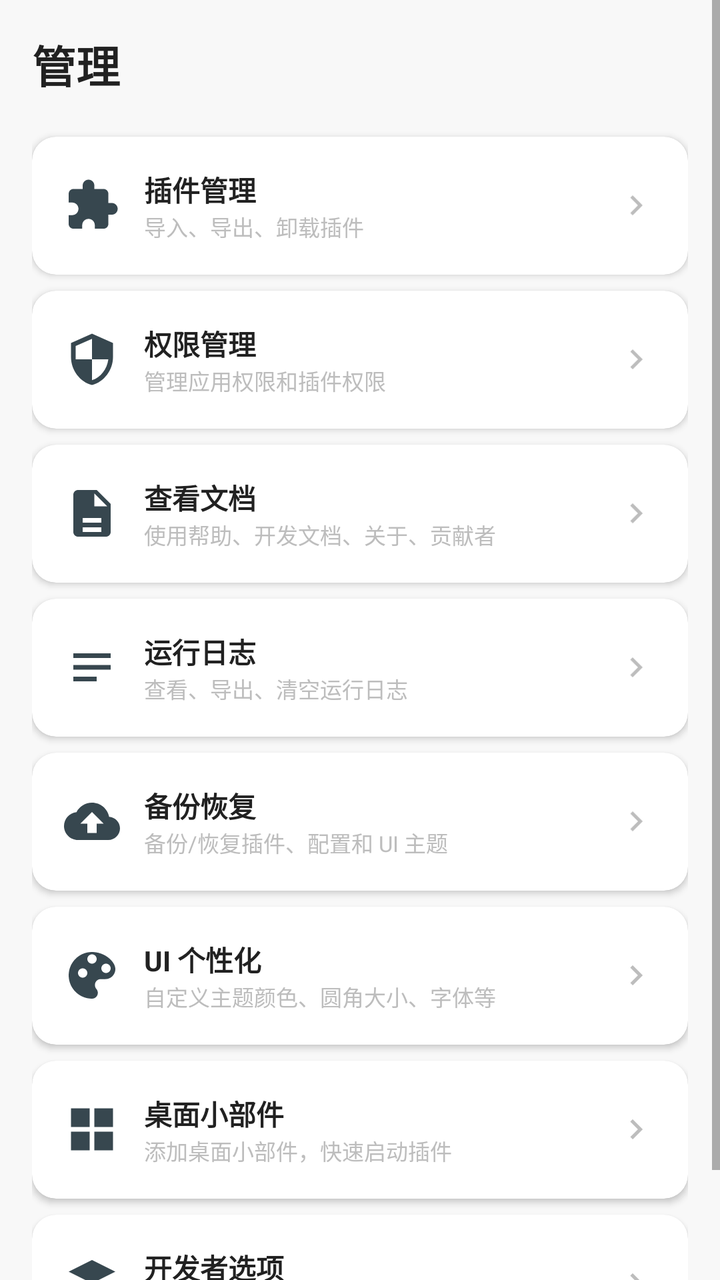
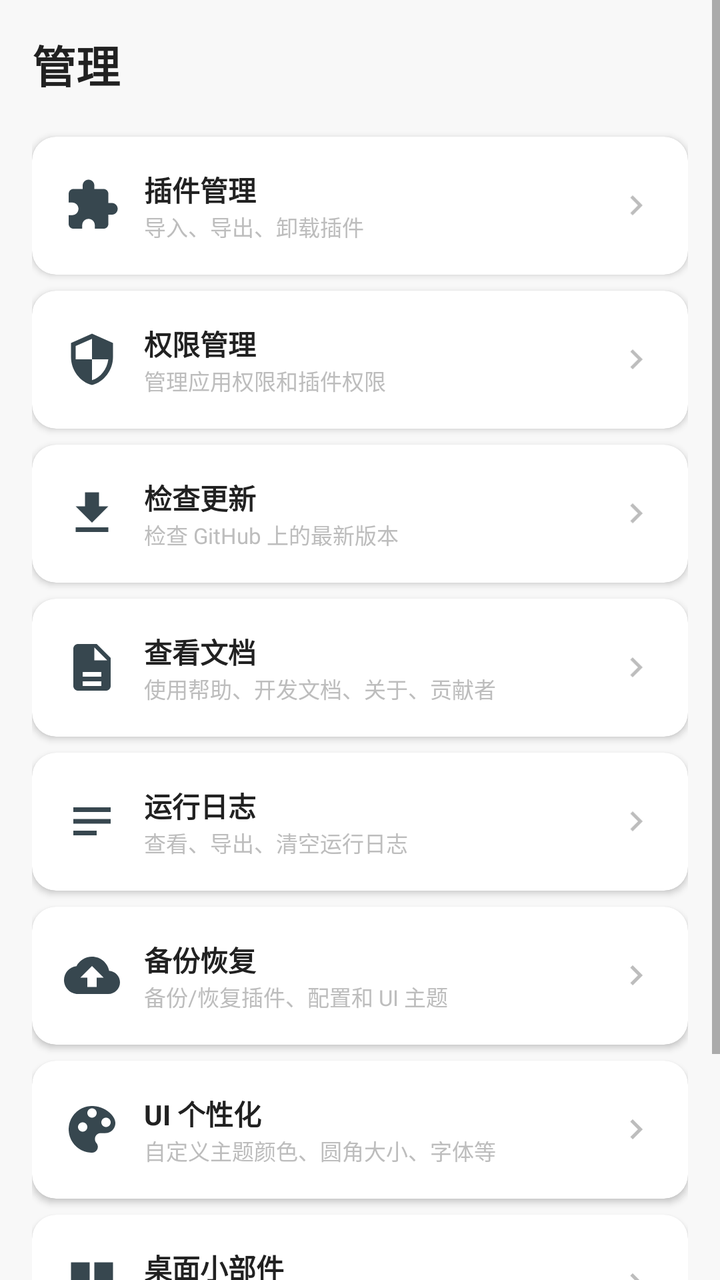

Two renders of the same Android screen: before a commit and after it. Below are the layout's source before the change and the commit's diff.
<!-- AndroidManifest.xml: application theme Theme.UIN.Tool -->
<!-- res/layout/fragment_manage.xml -->
<?xml version="1.0" encoding="utf-8"?>
<ScrollView xmlns:android="http://schemas.android.com/apk/res/android"
    xmlns:app="http://schemas.android.com/apk/res-auto"
    android:layout_width="match_parent"
    android:layout_height="match_parent"
    android:background="@color/background"
    android:fillViewport="true">

    <LinearLayout
        android:layout_width="match_parent"
        android:layout_height="wrap_content"
        android:orientation="vertical"
        android:padding="@dimen/spacing_lg">

        <TextView
            android:layout_width="match_parent"
            android:layout_height="wrap_content"
            android:text="@string/nav_manage"
            style="@style/TextDisplayLarge"
            android:layout_marginBottom="@dimen/spacing_xl" />

        
        <com.google.android.material.card.MaterialCardView
            android:id="@+id/card_plugin_manage"
            android:layout_width="match_parent"
            android:layout_height="wrap_content"
            android:layout_marginBottom="@dimen/spacing_sm"
            android:clickable="true"
            android:focusable="true"
            android:foreground="?attr/selectableItemBackground"
            app:cardCornerRadius="@dimen/radius_lg"
            app:cardElevation="2dp">

            <LinearLayout
                android:layout_width="match_parent"
                android:layout_height="wrap_content"
                android:orientation="horizontal"
                android:padding="@dimen/card_padding_medium"
                android:gravity="center_vertical">

                <ImageView
                    android:layout_width="@dimen/icon_xlarge"
                    android:layout_height="@dimen/icon_xlarge"
                    android:src="@drawable/ic_extension"
                    android:tint="@color/primary" />

                <LinearLayout
                    android:layout_width="0dp"
                    android:layout_height="wrap_content"
                    android:layout_weight="1"
                    android:orientation="vertical"
                    android:layout_marginStart="@dimen/spacing_md">

                    <TextView
                        android:layout_width="match_parent"
                        android:layout_height="wrap_content"
                        android:text="@string/plugin_management"
                        style="@style/TextSubtitle" />

                    <TextView
                        android:layout_width="match_parent"
                        android:layout_height="wrap_content"
                        android:text="@string/plugin_management_desc"
                        style="@style/TextCaption" />

                </LinearLayout>

                <ImageView
                    android:layout_width="@dimen/icon_medium"
                    android:layout_height="@dimen/icon_medium"
                    android:src="@drawable/ic_chevron_right"
                    android:tint="@color/text_hint" />

            </LinearLayout>

        </com.google.android.material.card.MaterialCardView>

        
        <com.google.android.material.card.MaterialCardView
            android:id="@+id/card_permission"
            android:layout_width="match_parent"
            android:layout_height="wrap_content"
            android:layout_marginBottom="@dimen/spacing_sm"
            android:clickable="true"
            android:focusable="true"
            android:foreground="?attr/selectableItemBackground"
            app:cardCornerRadius="@dimen/radius_lg"
            app:cardElevation="2dp">

            <LinearLayout
                android:layout_width="match_parent"
                android:layout_height="wrap_content"
                android:orientation="horizontal"
                android:padding="@dimen/card_padding_medium"
                android:gravity="center_vertical">

                <ImageView
                    android:layout_width="@dimen/icon_xlarge"
                    android:layout_height="@dimen/icon_xlarge"
                    android:src="@drawable/ic_security"
                    android:tint="@color/primary" />

                <LinearLayout
                    android:layout_width="0dp"
                    android:layout_height="wrap_content"
                    android:layout_weight="1"
                    android:orientation="vertical"
                    android:layout_marginStart="@dimen/spacing_md">

                    <TextView
                        android:layout_width="match_parent"
                        android:layout_height="wrap_content"
                        android:text="@string/permission_management"
                        style="@style/TextSubtitle" />

                    <TextView
                        android:layout_width="match_parent"
                        android:layout_height="wrap_content"
                        android:text="@string/permission_management_desc"
                        style="@style/TextCaption" />

                </LinearLayout>

                <ImageView
                    android:layout_width="@dimen/icon_medium"
                    android:layout_height="@dimen/icon_medium"
                    android:src="@drawable/ic_chevron_right"
                    android:tint="@color/text_hint" />

            </LinearLayout>

        </com.google.android.material.card.MaterialCardView>

        
        <com.google.android.material.card.MaterialCardView
            android:id="@+id/card_docs"
            android:layout_width="match_parent"
            android:layout_height="wrap_content"
            android:layout_marginBottom="@dimen/spacing_sm"
            android:clickable="true"
            android:focusable="true"
            android:foreground="?attr/selectableItemBackground"
            app:cardCornerRadius="@dimen/radius_lg"
            app:cardElevation="2dp">

            <LinearLayout
                android:layout_width="match_parent"
                android:layout_height="wrap_content"
                android:orientation="horizontal"
                android:padding="@dimen/card_padding_medium"
                android:gravity="center_vertical">

                <ImageView
                    android:layout_width="@dimen/icon_xlarge"
                    android:layout_height="@dimen/icon_xlarge"
                    android:src="@drawable/ic_document"
                    android:tint="@color/primary" />

                <LinearLayout
                    android:layout_width="0dp"
                    android:layout_height="wrap_content"
                    android:layout_weight="1"
                    android:orientation="vertical"
                    android:layout_marginStart="@dimen/spacing_md">

                    <TextView
                        android:layout_width="match_parent"
                        android:layout_height="wrap_content"
                        android:text="@string/view_docs"
                        style="@style/TextSubtitle" />

                    <TextView
                        android:layout_width="match_parent"
                        android:layout_height="wrap_content"
                        android:text="@string/view_docs_desc"
                        style="@style/TextCaption" />

                </LinearLayout>

                <ImageView
                    android:layout_width="@dimen/icon_medium"
                    android:layout_height="@dimen/icon_medium"
                    android:src="@drawable/ic_chevron_right"
                    android:tint="@color/text_hint" />

            </LinearLayout>

        </com.google.android.material.card.MaterialCardView>

        
        <com.google.android.material.card.MaterialCardView
            android:id="@+id/card_log"
            android:layout_width="match_parent"
            android:layout_height="wrap_content"
            android:layout_marginBottom="@dimen/spacing_sm"
            android:clickable="true"
            android:focusable="true"
            android:foreground="?attr/selectableItemBackground"
            app:cardCornerRadius="@dimen/radius_lg"
            app:cardElevation="2dp">

            <LinearLayout
                android:layout_width="match_parent"
                android:layout_height="wrap_content"
                android:orientation="horizontal"
                android:padding="@dimen/card_padding_medium"
                android:gravity="center_vertical">

                <ImageView
                    android:layout_width="@dimen/icon_xlarge"
                    android:layout_height="@dimen/icon_xlarge"
                    android:src="@drawable/ic_log"
                    android:tint="@color/primary" />

                <LinearLayout
                    android:layout_width="0dp"
                    android:layout_height="wrap_content"
                    android:layout_weight="1"
                    android:orientation="vertical"
                    android:layout_marginStart="@dimen/spacing_md">

                    <TextView
                        android:layout_width="match_parent"
                        android:layout_height="wrap_content"
                        android:text="@string/title_log_viewer"
                        style="@style/TextSubtitle" />

                    <TextView
                        android:layout_width="match_parent"
                        android:layout_height="wrap_content"
                        android:text="@string/runtime_log_desc"
                        style="@style/TextCaption" />

                </LinearLayout>

                <ImageView
                    android:layout_width="@dimen/icon_medium"
                    android:layout_height="@dimen/icon_medium"
                    android:src="@drawable/ic_chevron_right"
                    android:tint="@color/text_hint" />

            </LinearLayout>

        </com.google.android.material.card.MaterialCardView>

        
        <com.google.android.material.card.MaterialCardView
            android:id="@+id/card_backup"
            android:layout_width="match_parent"
            android:layout_height="wrap_content"
            android:layout_marginBottom="@dimen/spacing_sm"
            android:clickable="true"
            android:focusable="true"
            android:foreground="?attr/selectableItemBackground"
            app:cardCornerRadius="@dimen/radius_lg"
            app:cardElevation="2dp">

            <LinearLayout
                android:layout_width="match_parent"
                android:layout_height="wrap_content"
                android:orientation="horizontal"
                android:padding="@dimen/card_padding_medium"
                android:gravity="center_vertical">

                <ImageView
                    android:layout_width="@dimen/icon_xlarge"
                    android:layout_height="@dimen/icon_xlarge"
                    android:src="@drawable/ic_backup"
                    android:tint="@color/primary" />

                <LinearLayout
                    android:layout_width="0dp"
                    android:layout_height="wrap_content"
                    android:layout_weight="1"
                    android:orientation="vertical"
                    android:layout_marginStart="@dimen/spacing_md">

                    <TextView
                        android:layout_width="match_parent"
                        android:layout_height="wrap_content"
                        android:text="@string/title_backup_manager"
                        style="@style/TextSubtitle" />

                    <TextView
                        android:layout_width="match_parent"
                        android:layout_height="wrap_content"
                        android:text="@string/backup_restore_desc"
                        style="@style/TextCaption" />

                </LinearLayout>

                <ImageView
                    android:layout_width="@dimen/icon_medium"
                    android:layout_height="@dimen/icon_medium"
                    android:src="@drawable/ic_chevron_right"
                    android:tint="@color/text_hint" />

            </LinearLayout>

        </com.google.android.material.card.MaterialCardView>

        
        <com.google.android.material.card.MaterialCardView
            android:id="@+id/card_ui_config"
            android:layout_width="match_parent"
            android:layout_height="wrap_content"
            android:layout_marginBottom="@dimen/spacing_sm"
            android:clickable="true"
            android:focusable="true"
            android:foreground="?attr/selectableItemBackground"
            app:cardCornerRadius="@dimen/radius_lg"
            app:cardElevation="2dp">

            <LinearLayout
                android:layout_width="match_parent"
                android:layout_height="wrap_content"
                android:orientation="horizontal"
                android:padding="@dimen/card_padding_medium"
                android:gravity="center_vertical">

                <ImageView
                    android:layout_width="@dimen/icon_xlarge"
                    android:layout_height="@dimen/icon_xlarge"
                    android:src="@drawable/ic_palette"
                    android:tint="@color/primary" />

                <LinearLayout
                    android:layout_width="0dp"
                    android:layout_height="wrap_content"
                    android:layout_weight="1"
                    android:orientation="vertical"
                    android:layout_marginStart="@dimen/spacing_md">

                    <TextView
                        android:layout_width="match_parent"
                        android:layout_height="wrap_content"
                        android:text="@string/ui_customization"
                        style="@style/TextSubtitle" />

                    <TextView
                        android:layout_width="match_parent"
                        android:layout_height="wrap_content"
                        android:text="@string/ui_customization_desc"
                        style="@style/TextCaption" />

                </LinearLayout>

                <ImageView
                    android:layout_width="@dimen/icon_medium"
                    android:layout_height="@dimen/icon_medium"
                    android:src="@drawable/ic_chevron_right"
                    android:tint="@color/text_hint" />

            </LinearLayout>

        </com.google.android.material.card.MaterialCardView>

        
        <com.google.android.material.card.MaterialCardView
            android:id="@+id/card_widget"
            android:layout_width="match_parent"
            android:layout_height="wrap_content"
            android:layout_marginBottom="@dimen/spacing_sm"
            android:clickable="true"
            android:focusable="true"
            android:foreground="?attr/selectableItemBackground"
            app:cardCornerRadius="@dimen/radius_lg"
            app:cardElevation="2dp">

            <LinearLayout
                android:layout_width="match_parent"
                android:layout_height="wrap_content"
                android:orientation="horizontal"
                android:padding="@dimen/card_padding_medium"
                android:gravity="center_vertical">

                <ImageView
                    android:layout_width="@dimen/icon_xlarge"
                    android:layout_height="@dimen/icon_xlarge"
                    android:src="@drawable/ic_widgets"
                    android:tint="@color/primary" />

                <LinearLayout
                    android:layout_width="0dp"
                    android:layout_height="wrap_content"
                    android:layout_weight="1"
                    android:orientation="vertical"
                    android:layout_marginStart="@dimen/spacing_md">

                    <TextView
                        android:layout_width="match_parent"
                        android:layout_height="wrap_content"
                        android:text="@string/desktop_widget"
                        style="@style/TextSubtitle" />

                    <TextView
                        android:layout_width="match_parent"
                        android:layout_height="wrap_content"
                        android:text="@string/desktop_widget_desc"
                        style="@style/TextCaption" />

                </LinearLayout>

                <ImageView
                    android:layout_width="@dimen/icon_medium"
                    android:layout_height="@dimen/icon_medium"
                    android:src="@drawable/ic_chevron_right"
                    android:tint="@color/text_hint" />

            </LinearLayout>

        </com.google.android.material.card.MaterialCardView>

        
        <com.google.android.material.card.MaterialCardView
            android:id="@+id/card_developer"
            android:layout_width="match_parent"
            android:layout_height="wrap_content"
            android:layout_marginBottom="@dimen/spacing_sm"
            android:clickable="true"
            android:focusable="true"
            android:foreground="?attr/selectableItemBackground"
            app:cardCornerRadius="@dimen/radius_lg"
            app:cardElevation="2dp">

            <LinearLayout
                android:layout_width="match_parent"
                android:layout_height="wrap_content"
                android:orientation="horizontal"
                android:padding="@dimen/card_padding_medium"
                android:gravity="center_vertical">

                <ImageView
                    android:layout_width="@dimen/icon_xlarge"
                    android:layout_height="@dimen/icon_xlarge"
                    android:src="@drawable/ic_developer_mode"
                    android:tint="@color/primary" />

                <LinearLayout
                    android:layout_width="0dp"
                    android:layout_height="wrap_content"
                    android:layout_weight="1"
                    android:orientation="vertical"
                    android:layout_marginStart="@dimen/spacing_md">

                    <TextView
                        android:layout_width="match_parent"
                        android:layout_height="wrap_content"
                        android:text="开发者选项"
                        style="@style/TextSubtitle" />

                    <TextView
                        android:layout_width="match_parent"
                        android:layout_height="wrap_content"
                        android:text="签名验证、调试设置等"
                        style="@style/TextCaption" />

                </LinearLayout>

                <ImageView
                    android:layout_width="@dimen/icon_medium"
                    android:layout_height="@dimen/icon_medium"
                    android:src="@drawable/ic_chevron_right"
                    android:tint="@color/text_hint" />

            </LinearLayout>

        </com.google.android.material.card.MaterialCardView>

    </LinearLayout>

</ScrollView>
<!-- resources referenced by this layout -->
<resources>
  <color name="background">#FFF8F8F8</color>
  <color name="primary">#FF37474F</color>
  <color name="text_hint">#FFBDBDBD</color>
  <dimen name="card_padding_medium">16dp</dimen>
  <dimen name="icon_medium">20dp</dimen>
  <dimen name="icon_xlarge">28dp</dimen>
  <dimen name="radius_lg">12dp</dimen>
  <dimen name="spacing_lg">16dp</dimen>
  <dimen name="spacing_md">12dp</dimen>
  <dimen name="spacing_sm">8dp</dimen>
  <dimen name="spacing_xl">20dp</dimen>
  <!-- drawable ic_chevron_right (drawable) -->
  <vector xmlns:android="http://schemas.android.com/apk/res/android"
      android:width="24dp"
      android:height="24dp"
      android:viewportWidth="24"
      android:viewportHeight="24">
      <path
          android:fillColor="#FF000000"
          android:pathData="M10,6L8.59,7.41 13.17,12l-4.58,4.59L10,18l6,-6z"/>
  </vector>
  <!-- drawable ic_log (drawable) -->
  <vector xmlns:android="http://schemas.android.com/apk/res/android"
      android:width="24dp"
      android:height="24dp"
      android:viewportWidth="24"
      android:viewportHeight="24">
      <path
          android:fillColor="#FF000000"
          android:pathData="M4,6h16v2H4V6zm0,5h16v2H4v-2zm0,5h10v2H4v-2z"/>
  </vector>
  <!-- drawable ic_widgets (drawable) -->
  <?xml version="1.0" encoding="utf-8"?>
  <vector xmlns:android="http://schemas.android.com/apk/res/android"
      android:width="24dp"
      android:height="24dp"
      android:viewportWidth="24"
      android:viewportHeight="24">
      <path
          android:fillColor="#FF000000"
          android:pathData="M3,3h8v8H3V3zm10,0h8v8h-8V3zM3,13h8v8H3v-8zm10,0h8v8h-8v-8z"/>
  </vector>
  <string name="backup_restore_desc">备份/恢复插件、配置和 UI 主题</string>
  <string name="desktop_widget">桌面小部件</string>
  <string name="desktop_widget_desc">添加桌面小部件，快速启动插件</string>
  <string name="nav_manage">管理</string>
  <string name="permission_management">权限管理</string>
  <string name="permission_management_desc">管理应用权限和插件权限</string>
  <string name="plugin_management">插件管理</string>
  <string name="plugin_management_desc">导入、导出、卸载插件</string>
  <string name="runtime_log_desc">查看、导出、清空运行日志</string>
  <string name="title_backup_manager">备份恢复</string>
  <string name="title_log_viewer">运行日志</string>
  <string name="ui_customization">UI 个性化</string>
  <string name="ui_customization_desc">自定义主题颜色、圆角大小、字体等</string>
  <string name="view_docs">查看文档</string>
  <string name="view_docs_desc">使用帮助、开发文档、关于、贡献者</string>
  <style name="TextCaption">
          <item name="android:textSize">11sp</item>
          <item name="android:textColor">@color/text_hint</item>
      </style>
  <style name="TextDisplayLarge">
          <item name="android:textSize">22sp</item>
          <item name="android:textStyle">bold</item>
          <item name="android:textColor">@color/text_primary</item>
      </style>
  <style name="TextSubtitle">
          <item name="android:textSize">14sp</item>
          <item name="android:textStyle">bold</item>
          <item name="android:textColor">@color/text_primary</item>
      </style>
  <color name="text_primary">#FF212121</color>
  <color name="primary_dark">#FF263238</color>
  <color name="accent">#FF607D8B</color>
  <color name="primary_light">#FF546E7A</color>
  <style name="Widget.UIN.Tool.CardView" parent="Widget.MaterialComponents.CardView">
          <item name="cardCornerRadius">12dp</item>
          <item name="cardElevation">2dp</item>
          <item name="cardBackgroundColor">@color/surface_card</item>
      </style>
  <color name="surface_card">#FFFFFFFF</color>
  <!-- unchanged entries left out for length: 8 -->
</resources>

<!-- the commit's change to res/layout/fragment_manage.xml (unified diff, before → after) -->
@@ -133,6 +133,62 @@
 
         
         <com.google.android.material.card.MaterialCardView
+            android:id="@+id/card_update"
+            android:layout_width="match_parent"
+            android:layout_height="wrap_content"
+            android:layout_marginBottom="@dimen/spacing_sm"
+            android:clickable="true"
+            android:focusable="true"
+            android:foreground="?attr/selectableItemBackground"
+            app:cardCornerRadius="@dimen/radius_lg"
+            app:cardElevation="2dp">
+
+            <LinearLayout
+                android:layout_width="match_parent"
+                android:layout_height="wrap_content"
+                android:orientation="horizontal"
+                android:padding="@dimen/card_padding_medium"
+                android:gravity="center_vertical">
+
+                <ImageView
+                    android:layout_width="@dimen/icon_xlarge"
+                    android:layout_height="@dimen/icon_xlarge"
+                    android:src="@drawable/ic_update"
+                    android:tint="@color/primary" />
+
+                <LinearLayout
+                    android:layout_width="0dp"
+                    android:layout_height="wrap_content"
+                    android:layout_weight="1"
+                    android:orientation="vertical"
+                    android:layout_marginStart="@dimen/spacing_md">
+
+                    <TextView
+                        android:layout_width="match_parent"
+                        android:layout_height="wrap_content"
+                        android:text="检查更新"
+                        style="@style/TextSubtitle" />
+
+                    <TextView
+                        android:layout_width="match_parent"
+                        android:layout_height="wrap_content"
+                        android:text="检查 GitHub 上的最新版本"
+                        style="@style/TextCaption" />
+
+                </LinearLayout>
+
+                <ImageView
+                    android:layout_width="@dimen/icon_medium"
+                    android:layout_height="@dimen/icon_medium"
+                    android:src="@drawable/ic_chevron_right"
+                    android:tint="@color/text_hint" />
+
+            </LinearLayout>
+
+        </com.google.android.material.card.MaterialCardView>
+
+        
+        <com.google.android.material.card.MaterialCardView
             android:id="@+id/card_docs"
             android:layout_width="match_parent"
             android:layout_height="wrap_content"
<!-- resource entries referenced after the edit -->
@@ -30,6 +30,16 @@
       <path
           android:fillColor="#FF000000"
           android:pathData="M4,6h16v2H4V6zm0,5h16v2H4v-2zm0,5h10v2H4v-2z"/>
+  </vector>
+  <!-- drawable ic_update (drawable) -->
+  <vector xmlns:android="http://schemas.android.com/apk/res/android"
+      android:width="24dp"
+      android:height="24dp"
+      android:viewportWidth="24"
+      android:viewportHeight="24">
+      <path
+          android:fillColor="#FF000000"
+          android:pathData="M5,20h14v-2H5V20zM19,9h-4V3H9v6H5l7,7L19,9z"/>
   </vector>
   <!-- drawable ic_widgets (drawable) -->
   <?xml version="1.0" encoding="utf-8"?>
